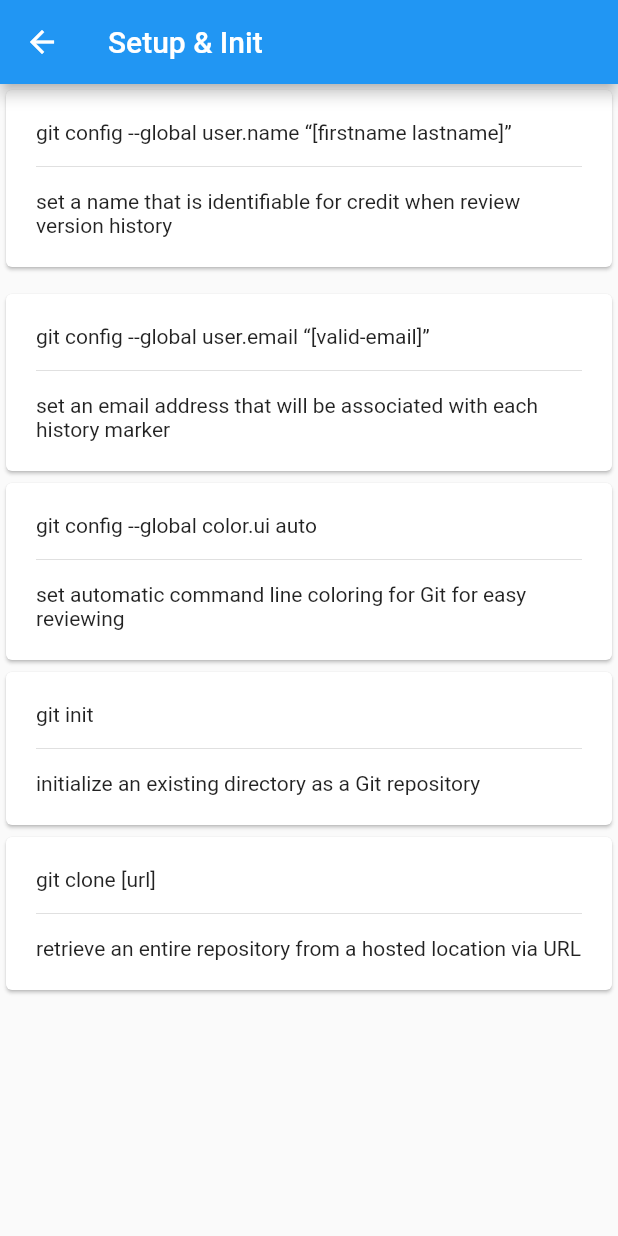
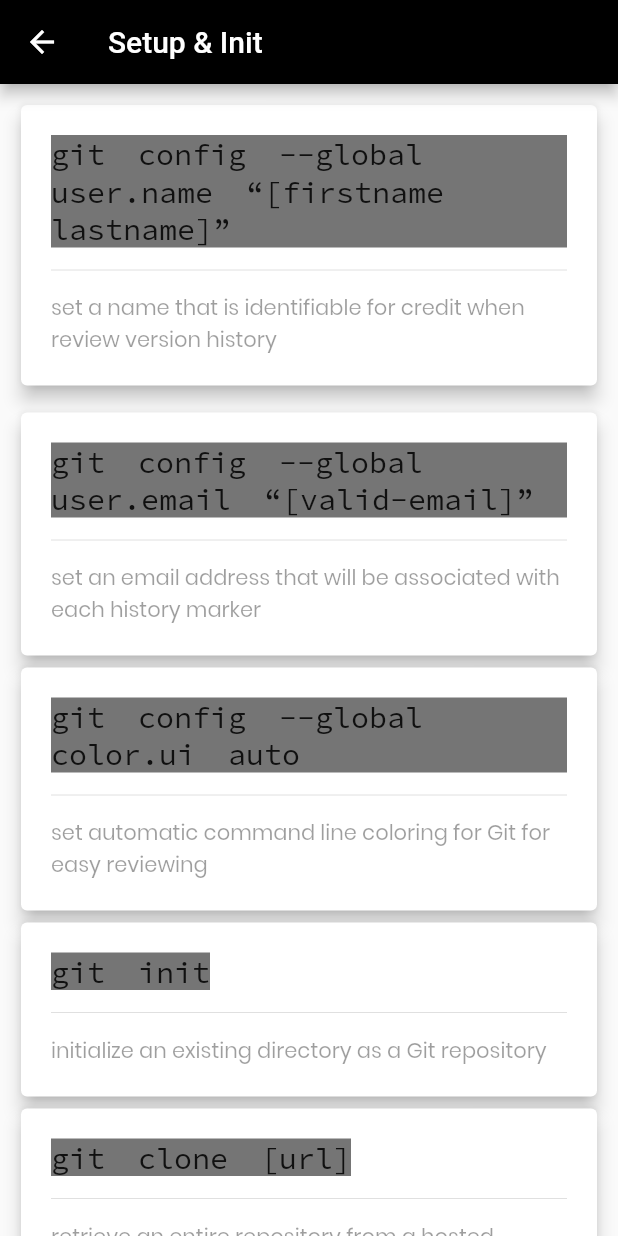
Before and after one commit to SuvamPrasd/Flutter_todo, a Flutter app: the screen it shows after launch, after a tap on "Setup & Init", on a phone screen of 412 x 824 dp. Run offline on Flutter 3.47's test engine with Material 2 defaults, Android fonts, the phone set to English and light mode, and no system bars; network calls fail.

Commit message:
enhanced UI

```diff
--- a/lib/screens/descScreen.dart
+++ b/lib/screens/descScreen.dart
@@ -9,16 +9,33 @@ class DescScreen extends StatelessWidget {
   @override
   Widget build(BuildContext context) {
     return Card(
+      elevation: 5,
       child: Padding(
         padding: const EdgeInsets.all(20.0),
         child: Column(
           crossAxisAlignment: CrossAxisAlignment.start,
           children: <Widget>[
-            Text(command),
+            Container(
+              color: Colors.black54,
+              child: Text(
+                command,
+                style: TextStyle(
+                  fontFamily: 'SourceCodePro',
+                  fontSize: 20,
+                  wordSpacing: 10,
+                ),
+              ),
+            ),
             const Divider(
               height: 30,
             ),
-            Text(desc),
+            Text(
+              desc,
+              style: TextStyle(
+                fontFamily: 'Poppins',
+                color: Colors.black38,
+              ),
+            ),
           ],
         ),
       ),
--- a/lib/screens/todoScreen.dart
+++ b/lib/screens/todoScreen.dart
@@ -12,10 +12,17 @@ class TodoScreen extends StatelessWidget {
     final Map<String, String> todo = ModalRoute.of(context).settings.arguments;
     return Scaffold(
       appBar: AppBar(
+        backgroundColor: Colors.black,
         title: Text(todo['title']),
       ),
       body: SingleChildScrollView(
         child: Container(
+          padding: EdgeInsets.only(
+            top: 10,
+            right: 10,
+            left: 10,
+            bottom: 5,
+          ),
           child: Column(
               mainAxisAlignment: MainAxisAlignment.start,
               crossAxisAlignment: CrossAxisAlignment.stretch,
```
